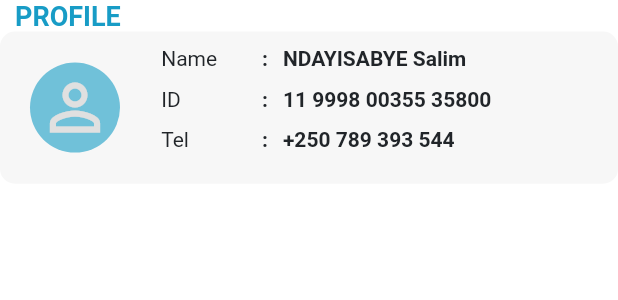
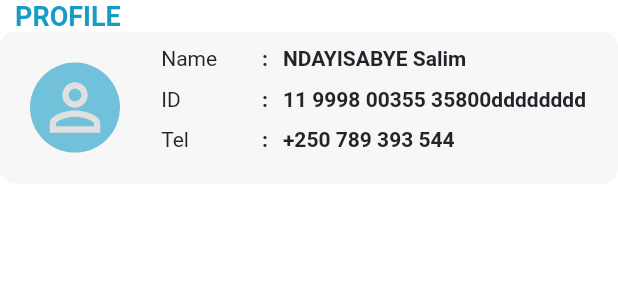
Before and after one commit to Salim-54/meggameds_mob, a Flutter app: the Profile widget shown alone on an empty page, opened directly, on a phone screen of 412 x 824 dp. Shown: the top 300 px of the screen. Run offline on Flutter 3.47's test engine with Material 2 defaults, Android fonts, the phone set to English and light mode, and no system bars; our stand-ins replace bottom_navy_bar, flutter_svg, font_awesome_flutter, get, google_fonts; Roboto replaces fonts that are missing (Mina).

Commit message:
chore: paths

```diff
--- a/lib/screens/settings/components/profile.dart
+++ b/lib/screens/settings/components/profile.dart
@@ -58,7 +58,7 @@ class Profile extends StatelessWidget {
                       ),
                       RowInfo(
                         key_s: "ID",
-                        value: "11 9998 00355 35800",
+                        value: "11 9998 00355 35800dddddddd",
                       ),
                       RowInfo(
                         key_s: "Tel",
--- a/lib/screens/settings/components/row_info.dart
+++ b/lib/screens/settings/components/row_info.dart
@@ -55,7 +55,6 @@ class RowInfo extends StatelessWidget {
                     child: Container(
                       padding: EdgeInsets.only(left: 10),
                       alignment: Alignment.centerLeft,
-                      child: Flexible(
                       child: Text(
                         value,
                         style: GoogleFonts.mina(
@@ -64,7 +63,6 @@ class RowInfo extends StatelessWidget {
                           fontWeight: FontWeight.w600,
                         ),
                         overflow: TextOverflow.ellipsis,
-                        ),
                       ),
                     ),
                   ),
```
Also changed, not shown: 1 other file. Lines whose indentation alone changed are shown as unchanged.
